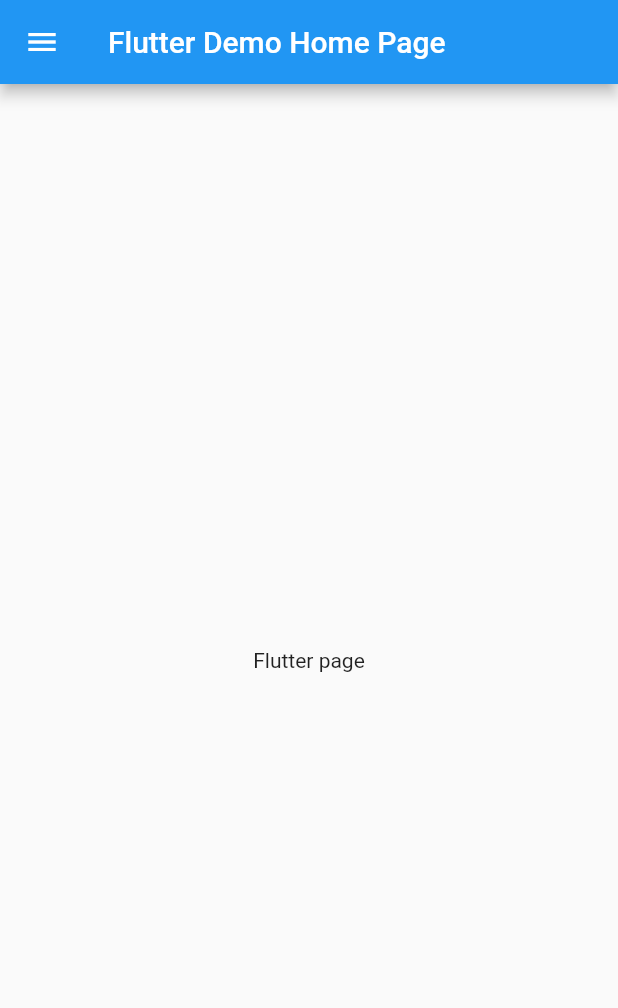
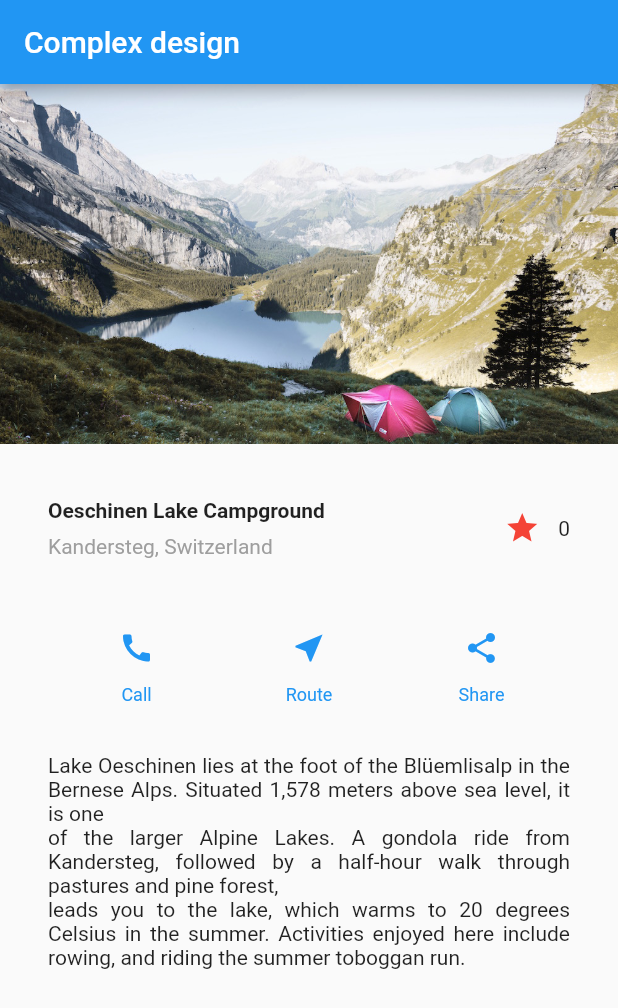
Before and after one commit to azizcse/Flutter_learn, a Flutter app: the screen it shows after launch, on a phone screen of 412 x 824 dp. Shown: the top 1008 px of the screen. Run offline on Flutter 3.47's test engine with Material 2 defaults, Android fonts, the phone set to English and light mode, and no system bars.

Commit message:
added new Content details page

```diff
--- /dev/null
+++ b/lib/content_details/contentDetails.dart
@@ -0,0 +1,153 @@
+import 'package:flutter/material.dart';
+
+
+void main() {
+  //debugPaintSizeEnabled = true;
+  runApp(new MyApp());
+}
+
+class MyHomePage extends StatefulWidget {
+  MyHomePage();
+
+  @override
+  MyHomePageState createState() => new MyHomePageState();
+}
+
+class MyHomePageState extends State<MyHomePage> {
+  int counter = 0;
+
+  /*
+  *  start counter by click
+  * */
+
+  void countStar() {
+    setState(() {
+      counter++;
+    });
+  }
+
+  @override
+  Widget build(BuildContext context) {
+    Widget titleSection = new Container(
+      padding: const EdgeInsets.all(32.0),
+      child: new Row(
+        children: <Widget>[
+          new Expanded(
+            child: new Column(
+              crossAxisAlignment: CrossAxisAlignment.start,
+              children: <Widget>[
+                new Container(
+                  padding: const EdgeInsets.only(bottom: 8.0),
+                  child: new Text(
+                    'Oeschinen Lake Campground',
+                    style: new TextStyle(fontWeight: FontWeight.bold),
+                  ),
+                ),
+                new Text(
+                  'Kandersteg, Switzerland',
+                  style: new TextStyle(color: Colors.grey[500]),
+                ),
+              ],
+            ),
+          ),
+          new IconButton(
+            onPressed: countStar,
+            icon: new Icon(Icons.star),
+            color: Colors.red[500],
+          ),
+          new Text("$counter")
+        ],
+      ),
+    );
+
+    Column buttonBuilder(IconData icon, String label) {
+      Color color = Theme.of(context).primaryColor;
+
+      return new Column(
+        mainAxisSize: MainAxisSize.min,
+        mainAxisAlignment: MainAxisAlignment.center,
+        children: <Widget>[
+          new IconButton(
+            onPressed: () {
+              Scaffold.of(context).showSnackBar(
+                new SnackBar(
+                  content: new Text("Hello"),
+                  action: new SnackBarAction(
+                    label: "Undo",
+                    onPressed: () =>
+                        Scaffold.of(context).hideCurrentSnackBar(),
+                  ),
+                ),
+              );
+            },
+            icon: new Icon(icon),
+            color: color,
+          ),
+          new Container(
+            margin: const EdgeInsets.only(top: 0.0),
+            child: new Text(
+              label,
+              style: new TextStyle(
+                  fontSize: 12.0, fontWeight: FontWeight.w400, color: color),
+            ),
+          )
+        ],
+      );
+    }
+
+    Widget buttonSection = new Container(
+      child: new Row(
+        mainAxisAlignment: MainAxisAlignment.spaceEvenly,
+        children: <Widget>[
+          buttonBuilder(Icons.call, "Call"),
+          buttonBuilder(Icons.near_me, "Route"),
+          buttonBuilder(Icons.share, "Share"),
+        ],
+      ),
+    );
+
+    Widget textSection = new Container(
+      padding: const EdgeInsets.all(32.00),
+      child: new Text(
+        '''
+ Lake Oeschinen lies at the foot of the Blüemlisalp in the Bernese Alps. Situated 1,578 meters above sea level, it is one
+ of the larger Alpine Lakes. A gondola ride from Kandersteg, followed by a half-hour walk through pastures and pine forest,
+ leads you to the lake, which warms to 20 degrees Celsius in the summer. Activities enjoyed here include rowing, and riding the summer toboggan run.
+       ''',
+        softWrap: true,
+        textAlign: TextAlign.justify,
+      ),
+    );
+
+    return new MaterialApp(
+      title: "Flutter design",
+      home: new Scaffold(
+        appBar: new AppBar(
+          title: new Text("Complex design"),
+        ),
+        body: new ListView(
+          children: <Widget>[
+            new Image.asset(
+              "images/lake.jpg",
+              width: 600.0,
+              height: 240.0,
+              fit: BoxFit.cover,
+            ),
+            titleSection,
+            buttonSection,
+            textSection
+          ],
+        ),
+      ),
+    );
+  }
+}
+
+class MyApp extends StatelessWidget {
+  @override
+  Widget build(BuildContext context) {
+    return new MaterialApp(
+      home: new MyHomePage(),
+    );
+  }
+}
--- a/lib/main.dart
+++ b/lib/main.dart
@@ -1,5 +1,6 @@
 import 'package:flutter/material.dart';
 import 'drawer/navigation_drawer.dart';
+import 'content_details/contentDetails.dart';
 
 void main() => runApp(new MyApp());
 
@@ -11,7 +12,8 @@ class MyApp extends StatelessWidget {
       theme: new ThemeData(
         primarySwatch: Colors.blue,
       ),
-      home: new NavigationDrawer(title: 'Flutter Demo Home Page'),
+      //home: new NavigationDrawer(title: 'Flutter Demo Home Page'),
+        home: new MyHomePage(),
     );
   }
 }
--- a/pubspec.yaml
+++ b/pubspec.yaml
@@ -24,6 +24,8 @@ flutter:
   # included with your application, so that you can use the icons in
   # the material Icons class.
   uses-material-design: true
+  assets:
+    - images/lake.jpg
 
   # To add assets to your application, add an assets section, like this:
   # assets:
```
Also changed, not shown: images/lake.jpg (added).
